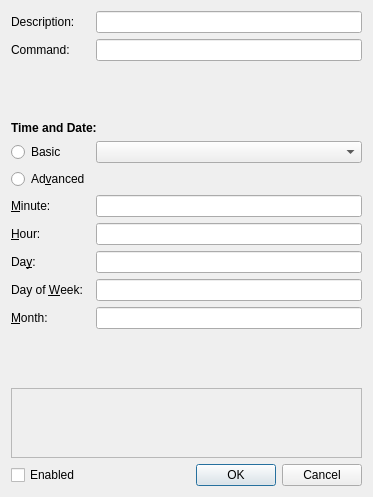
The window that src/taskdialog.ui (loimu/zeit) describes before a commit, drawn with Qt 5.
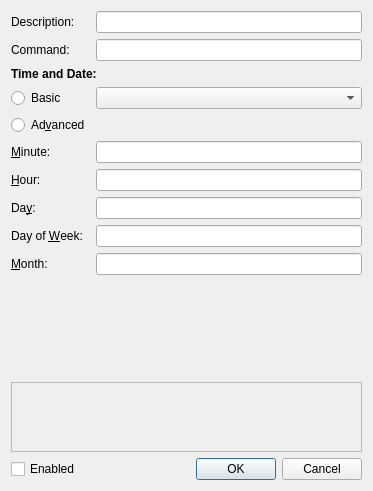
The same window after the commit.

Commit message: zeit: UI polishing

```diff
--- a/src/taskdialog.ui
+++ b/src/taskdialog.ui
@@ -7,13 +7,30 @@
     <x>0</x>
     <y>0</y>
     <width>373</width>
-    <height>497</height>
+    <height>491</height>
    </rect>
   </property>
   <property name="windowTitle">
    <string>Dialog</string>
   </property>
   <layout class="QGridLayout" name="gridLayout">
+   <item row="6" column="0">
+    <widget class="QLabel" name="label_5">
+     <property name="text">
+      <string>&amp;Hour:</string>
+     </property>
+     <property name="buddy">
+      <cstring>editHour</cstring>
+     </property>
+    </widget>
+   </item>
+   <item row="1" column="1">
+    <widget class="QLineEdit" name="commandEdit">
+     <property name="clearButtonEnabled">
+      <bool>true</bool>
+     </property>
+    </widget>
+   </item>
    <item row="0" column="1">
     <widget class="QLineEdit" name="commentEdit">
      <property name="minimumSize">
@@ -27,7 +44,43 @@
      </property>
     </widget>
    </item>
-   <item row="15" column="1">
+   <item row="12" column="0">
+    <spacer name="verticalSpacer">
+     <property name="orientation">
+      <enum>Qt::Vertical</enum>
+     </property>
+     <property name="sizeHint" stdset="0">
+      <size>
+       <width>20</width>
+       <height>40</height>
+      </size>
+     </property>
+    </spacer>
+   </item>
+   <item row="8" column="1">
+    <widget class="QLineEdit" name="editWeekday"/>
+   </item>
+   <item row="5" column="1">
+    <widget class="QLineEdit" name="editMinute"/>
+   </item>
+   <item row="0" column="0">
+    <widget class="QLabel" name="label">
+     <property name="text">
+      <string>Description:</string>
+     </property>
+     <property name="buddy">
+      <cstring>commentEdit</cstring>
+     </property>
+    </widget>
+   </item>
+   <item row="3" column="0">
+    <widget class="QRadioButton" name="radioBasic">
+     <property name="text">
+      <string>Basic</string>
+     </property>
+    </widget>
+   </item>
+   <item row="14" column="1">
     <widget class="QDialogButtonBox" name="buttonBox">
      <property name="orientation">
       <enum>Qt::Horizontal</enum>
@@ -37,16 +90,33 @@
      </property>
     </widget>
    </item>
-   <item row="7" column="1">
+   <item row="5" column="0">
+    <widget class="QLabel" name="label_4">
+     <property name="text">
+      <string>&amp;Minute:</string>
+     </property>
+     <property name="buddy">
+      <cstring>editMinute</cstring>
+     </property>
+    </widget>
+   </item>
+   <item row="3" column="1">
+    <widget class="QComboBox" name="comboBox"/>
+   </item>
+   <item row="6" column="1">
     <widget class="QLineEdit" name="editHour"/>
    </item>
-   <item row="9" column="1">
-    <widget class="QLineEdit" name="editWeekday"/>
+   <item row="4" column="0">
+    <widget class="QRadioButton" name="radioAdvanced">
+     <property name="text">
+      <string>Ad&amp;vanced</string>
+     </property>
+    </widget>
    </item>
-   <item row="7" column="0">
-    <widget class="QLabel" name="label_5">
+   <item row="8" column="0">
+    <widget class="QLabel" name="label_7">
      <property name="text">
-      <string>&amp;Hour:</string>
+      <string>Day of &amp;Week:</string>
      </property>
      <property name="buddy">
       <cstring>editHour</cstring>
@@ -63,64 +133,7 @@
      </property>
     </widget>
    </item>
-   <item row="15" column="0">
-    <widget class="QCheckBox" name="enabledCheckBox">
-     <property name="text">
-      <string>Enabled</string>
-     </property>
-    </widget>
-   </item>
-   <item row="3" column="0" colspan="2">
-    <widget class="QLabel" name="label_3">
-     <property name="text">
-      <string>&lt;span style=&quot; font-weight:600;&quot;&gt;Time and Date:&lt;/span&gt;</string>
-     </property>
-     <property name="buddy">
-      <cstring>comboBox</cstring>
-     </property>
-    </widget>
-   </item>
-   <item row="6" column="0">
-    <widget class="QLabel" name="label_4">
-     <property name="text">
-      <string>&amp;Minute:</string>
-     </property>
-     <property name="buddy">
-      <cstring>editMinute</cstring>
-     </property>
-    </widget>
-   </item>
-   <item row="4" column="0">
-    <widget class="QRadioButton" name="radioBasic">
-     <property name="text">
-      <string>Basic</string>
-     </property>
-    </widget>
-   </item>
-   <item row="13" column="0">
-    <spacer name="verticalSpacer">
-     <property name="orientation">
-      <enum>Qt::Vertical</enum>
-     </property>
-     <property name="sizeHint" stdset="0">
-      <size>
-       <width>20</width>
-       <height>40</height>
-      </size>
-     </property>
-    </spacer>
-   </item>
-   <item row="4" column="1">
-    <widget class="QComboBox" name="comboBox"/>
-   </item>
-   <item row="1" column="1">
-    <widget class="QLineEdit" name="commandEdit">
-     <property name="clearButtonEnabled">
-      <bool>true</bool>
-     </property>
-    </widget>
-   </item>
-   <item row="10" column="0">
+   <item row="9" column="0">
     <widget class="QLabel" name="label_8">
      <property name="text">
       <string>&amp;Month:</string>
@@ -130,7 +143,24 @@
      </property>
     </widget>
    </item>
-   <item row="8" column="0">
+   <item row="2" column="0" colspan="2">
+    <widget class="QLabel" name="label_3">
+     <property name="text">
+      <string>&lt;span style=&quot; font-weight:600;&quot;&gt;Time and Date:&lt;/span&gt;</string>
+     </property>
+     <property name="buddy">
+      <cstring>comboBox</cstring>
+     </property>
+    </widget>
+   </item>
+   <item row="14" column="0">
+    <widget class="QCheckBox" name="enabledCheckBox">
+     <property name="text">
+      <string>Enabled</string>
+     </property>
+    </widget>
+   </item>
+   <item row="7" column="0">
     <widget class="QLabel" name="label_6">
      <property name="text">
       <string>Da&amp;y:</string>
@@ -140,56 +170,10 @@
      </property>
     </widget>
    </item>
-   <item row="9" column="0">
-    <widget class="QLabel" name="label_7">
-     <property name="text">
-      <string>Day of &amp;Week:</string>
-     </property>
-     <property name="buddy">
-      <cstring>editWeekday</cstring>
-     </property>
-    </widget>
-   </item>
-   <item row="5" column="0">
-    <widget class="QRadioButton" name="radioAdvanced">
-     <property name="text">
-      <string>Ad&amp;vanced</string>
-     </property>
-    </widget>
-   </item>
-   <item row="10" column="1">
-    <widget class="QLineEdit" name="editMonth"/>
-   </item>
-   <item row="2" column="0">
-    <spacer name="verticalSpacer_2">
-     <property name="orientation">
-      <enum>Qt::Vertical</enum>
-     </property>
-     <property name="sizeHint" stdset="0">
-      <size>
-       <width>20</width>
-       <height>40</height>
-      </size>
-     </property>
-    </spacer>
-   </item>
-   <item row="8" column="1">
+   <item row="7" column="1">
     <widget class="QLineEdit" name="editDay"/>
    </item>
-   <item row="0" column="0">
-    <widget class="QLabel" name="label">
-     <property name="text">
-      <string>Description:</string>
-     </property>
-     <property name="buddy">
-      <cstring>commentEdit</cstring>
-     </property>
-    </widget>
-   </item>
-   <item row="6" column="1">
-    <widget class="QLineEdit" name="editMinute"/>
-   </item>
-   <item row="14" column="0" colspan="2">
+   <item row="13" column="0" colspan="2">
     <widget class="QScrollArea" name="scrollArea">
      <property name="sizePolicy">
       <sizepolicy hsizetype="Expanding" vsizetype="Minimum">
@@ -221,6 +205,9 @@
      </widget>
     </widget>
    </item>
+   <item row="9" column="1">
+    <widget class="QLineEdit" name="editMonth"/>
+   </item>
   </layout>
  </widget>
  <tabstops>
```
Left out of the diff: 2 changed lines with no effect on the pictures.
